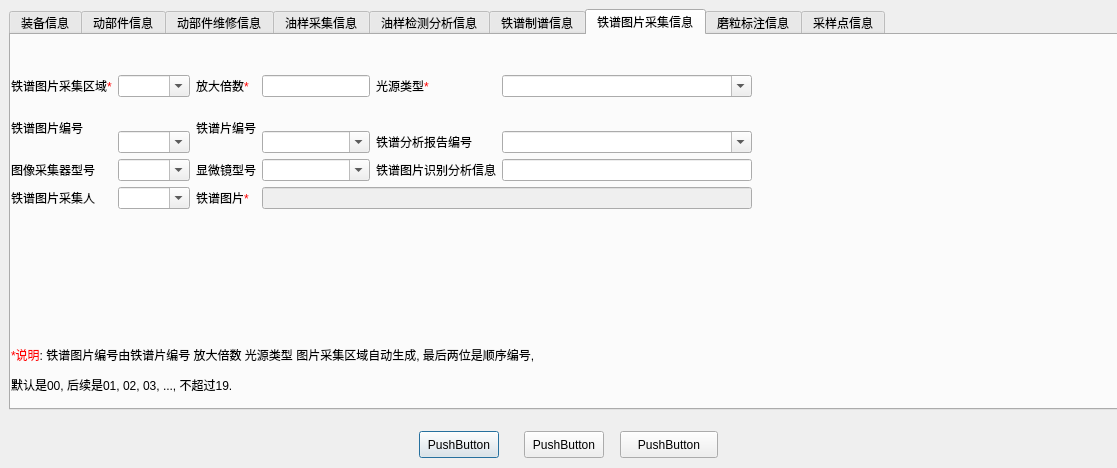
Qt form imageproperties.ui (WooodHead/labelling3) before a commit.
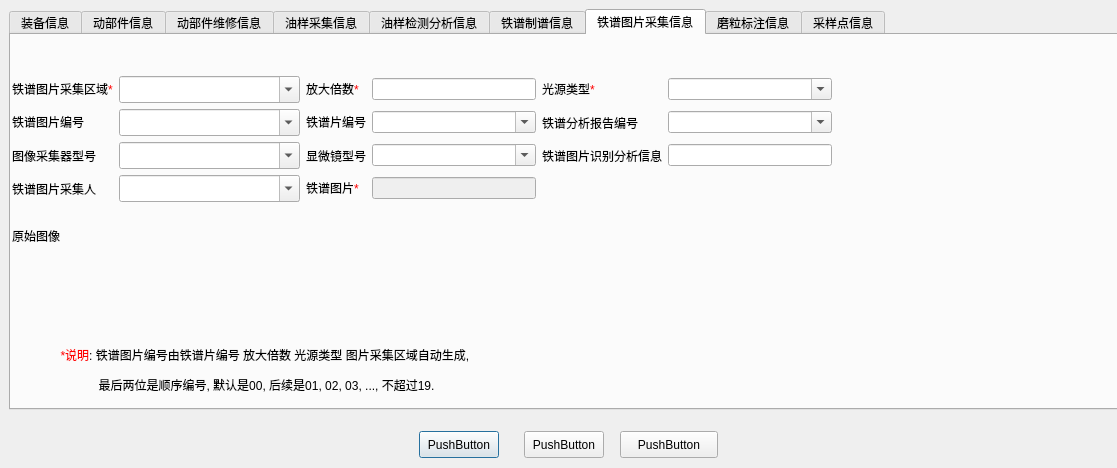
The same form after that commit. The open tabs and pages were chosen to show the change.

The edit to the form file:
```diff
--- a/imageproperties.ui
+++ b/imageproperties.ui
@@ -1178,177 +1178,227 @@
     <attribute name="title">
      <string>铁谱图片采集信息</string>
     </attribute>
-    <widget class="QWidget" name="layoutWidget">
+    <widget class="QLabel" name="label_121">
      <property name="geometry">
       <rect>
        <x>0</x>
-       <y>40</y>
-       <width>741</width>
-       <height>134</height>
+       <y>310</y>
+       <width>511</width>
+       <height>51</height>
+      </rect>
+     </property>
+     <property name="text">
+      <string>&lt;html&gt;&lt;head/&gt;&lt;body&gt;&lt;p align=&quot;center&quot;&gt;&lt;span style=&quot; color:#ff0000;&quot;&gt;*说明&lt;/span&gt;: 铁谱图片编号由铁谱片编号 放大倍数 光源类型 图片采集区域自动生成, &lt;/p&gt;&lt;p align=&quot;center&quot;&gt;最后两位是顺序编号, 默认是00, 后续是01, 02, 03, ..., 不超过19.&lt;/p&gt;&lt;/body&gt;&lt;/html&gt;</string>
+     </property>
+    </widget>
+    <widget class="QWidget" name="">
+     <property name="geometry">
+      <rect>
+       <x>1</x>
+       <y>41</y>
+       <width>820</width>
+       <height>187</height>
       </rect>
      </property>
      <layout class="QGridLayout" name="gridLayout_3">
-      <item row="0" column="0" colspan="2">
+      <item row="0" column="0">
        <widget class="QLabel" name="label_59">
         <property name="text">
          <string>&lt;html&gt;&lt;head/&gt;&lt;body&gt;&lt;p&gt;铁谱图片采集区域&lt;span style=&quot; color:#ff0000;&quot;&gt;*&lt;/span&gt;&lt;/p&gt;&lt;/body&gt;&lt;/html&gt;</string>
         </property>
        </widget>
       </item>
-      <item row="0" column="2">
+      <item row="0" column="1">
        <widget class="QComboBox" name="_comboBoxMentalSampleArea">
+        <property name="minimumSize">
+         <size>
+          <width>181</width>
+          <height>27</height>
+         </size>
+        </property>
         <property name="editable">
          <bool>true</bool>
         </property>
        </widget>
       </item>
-      <item row="2" column="2">
+      <item row="0" column="2">
+       <widget class="QLabel" name="label_58">
+        <property name="text">
+         <string>&lt;html&gt;&lt;head/&gt;&lt;body&gt;&lt;p&gt;放大倍数&lt;span style=&quot; color:#ff0000;&quot;&gt;*&lt;/span&gt;&lt;/p&gt;&lt;/body&gt;&lt;/html&gt;</string>
+        </property>
+       </widget>
+      </item>
+      <item row="0" column="3">
+       <widget class="QLineEdit" name="_editMentalSampleEnlarger"/>
+      </item>
+      <item row="0" column="4">
+       <widget class="QLabel" name="label_57">
+        <property name="text">
+         <string>&lt;html&gt;&lt;head/&gt;&lt;body&gt;&lt;p&gt;光源类型&lt;span style=&quot; color:#ff0000;&quot;&gt;*&lt;/span&gt;&lt;/p&gt;&lt;/body&gt;&lt;/html&gt;</string>
+        </property>
+       </widget>
+      </item>
+      <item row="0" column="5">
+       <widget class="QComboBox" name="_comboBoxMentalSampleLightType">
+        <property name="editable">
+         <bool>true</bool>
+        </property>
+       </widget>
+      </item>
+      <item row="1" column="0">
+       <widget class="QLabel" name="label_52">
+        <property name="text">
+         <string>&lt;html&gt;&lt;head/&gt;&lt;body&gt;&lt;p&gt;铁谱图片编号&lt;/p&gt;&lt;/body&gt;&lt;/html&gt;</string>
+        </property>
+       </widget>
+      </item>
+      <item row="1" column="1">
        <widget class="QComboBox" name="_comboBoxMentalSampleImageID">
+        <property name="minimumSize">
+         <size>
+          <width>181</width>
+          <height>27</height>
+         </size>
+        </property>
         <property name="editable">
          <bool>true</bool>
         </property>
        </widget>
       </item>
-      <item row="3" column="3">
+      <item row="1" column="2">
+       <widget class="QLabel" name="label_53">
+        <property name="text">
+         <string>&lt;html&gt;&lt;head/&gt;&lt;body&gt;&lt;p&gt;铁谱片编号&lt;/p&gt;&lt;/body&gt;&lt;/html&gt;</string>
+        </property>
+       </widget>
+      </item>
+      <item row="1" column="3">
+       <widget class="QComboBox" name="_comboBoxMentalSampleID">
+        <property name="editable">
+         <bool>true</bool>
+        </property>
+       </widget>
+      </item>
+      <item row="1" column="4">
+       <widget class="QLabel" name="label_54">
+        <property name="text">
+         <string>铁谱分析报告编号</string>
+        </property>
+       </widget>
+      </item>
+      <item row="1" column="5">
+       <widget class="QComboBox" name="_comboBoxMentalSampleReportID">
+        <property name="editable">
+         <bool>true</bool>
+        </property>
+       </widget>
+      </item>
+      <item row="2" column="0">
+       <widget class="QLabel" name="label_56">
+        <property name="text">
+         <string>图像采集器型号</string>
+        </property>
+       </widget>
+      </item>
+      <item row="2" column="1">
+       <widget class="QComboBox" name="_comboBoxMentalSampleSamplerType">
+        <property name="minimumSize">
+         <size>
+          <width>181</width>
+          <height>27</height>
+         </size>
+        </property>
+        <property name="editable">
+         <bool>true</bool>
+        </property>
+       </widget>
+      </item>
+      <item row="2" column="2">
        <widget class="QLabel" name="label_55">
         <property name="text">
          <string>显微镜型号</string>
         </property>
        </widget>
       </item>
-      <item row="3" column="7" colspan="2">
+      <item row="2" column="3">
+       <widget class="QComboBox" name="_comboBoxMentalSampleMicroType">
+        <property name="editable">
+         <bool>true</bool>
+        </property>
+       </widget>
+      </item>
+      <item row="2" column="4">
        <widget class="QLabel" name="label_62">
         <property name="text">
          <string>铁谱图片识别分析信息</string>
         </property>
        </widget>
       </item>
-      <item row="3" column="9">
+      <item row="2" column="5">
        <widget class="QLineEdit" name="_editMentalSampleAnalysis"/>
       </item>
-      <item row="4" column="3">
-       <widget class="QLabel" name="label_61">
-        <property name="text">
-         <string>&lt;html&gt;&lt;head/&gt;&lt;body&gt;&lt;p&gt;铁谱图片&lt;span style=&quot; color:#ff0000;&quot;&gt;*&lt;/span&gt;&lt;/p&gt;&lt;/body&gt;&lt;/html&gt;</string>
-        </property>
-       </widget>
-      </item>
-      <item row="1" column="0" rowspan="2" colspan="2">
-       <widget class="QLabel" name="label_52">
-        <property name="text">
-         <string>&lt;html&gt;&lt;head/&gt;&lt;body&gt;&lt;p&gt;铁谱图片编号&lt;/p&gt;&lt;/body&gt;&lt;/html&gt;</string>
-        </property>
-       </widget>
-      </item>
-      <item row="3" column="2">
-       <widget class="QComboBox" name="_comboBoxMentalSampleSamplerType">
-        <property name="editable">
-         <bool>true</bool>
-        </property>
-       </widget>
-      </item>
-      <item row="3" column="0" colspan="2">
-       <widget class="QLabel" name="label_56">
-        <property name="text">
-         <string>图像采集器型号</string>
-        </property>
-       </widget>
-      </item>
-      <item row="4" column="2">
-       <widget class="QComboBox" name="_comboBoxMentalSampleGuy">
-        <property name="editable">
-         <bool>true</bool>
-        </property>
-       </widget>
-      </item>
-      <item row="4" column="0" colspan="2">
+      <item row="3" column="0">
        <widget class="QLabel" name="label_60">
         <property name="text">
          <string>铁谱图片采集人</string>
         </property>
        </widget>
       </item>
-      <item row="0" column="3">
-       <widget class="QLabel" name="label_58">
-        <property name="text">
-         <string>&lt;html&gt;&lt;head/&gt;&lt;body&gt;&lt;p&gt;放大倍数&lt;span style=&quot; color:#ff0000;&quot;&gt;*&lt;/span&gt;&lt;/p&gt;&lt;/body&gt;&lt;/html&gt;</string>
+      <item row="3" column="1">
+       <widget class="QComboBox" name="_comboBoxMentalSampleGuy">
+        <property name="minimumSize">
+         <size>
+          <width>181</width>
+          <height>27</height>
+         </size>
         </property>
-       </widget>
-      </item>
-      <item row="1" column="3" rowspan="2">
-       <widget class="QLabel" name="label_53">
-        <property name="text">
-         <string>&lt;html&gt;&lt;head/&gt;&lt;body&gt;&lt;p&gt;铁谱片编号&lt;/p&gt;&lt;/body&gt;&lt;/html&gt;</string>
-        </property>
-       </widget>
-      </item>
-      <item row="3" column="4" colspan="3">
-       <widget class="QComboBox" name="_comboBoxMentalSampleMicroType">
         <property name="editable">
          <bool>true</bool>
         </property>
        </widget>
       </item>
-      <item row="2" column="4" colspan="3">
-       <widget class="QComboBox" name="_comboBoxMentalSampleID">
-        <property name="editable">
-         <bool>true</bool>
+      <item row="3" column="2">
+       <widget class="QLabel" name="label_61">
+        <property name="text">
+         <string>&lt;html&gt;&lt;head/&gt;&lt;body&gt;&lt;p&gt;铁谱图片&lt;span style=&quot; color:#ff0000;&quot;&gt;*&lt;/span&gt;&lt;/p&gt;&lt;/body&gt;&lt;/html&gt;</string>
         </property>
        </widget>
       </item>
-      <item row="0" column="4" colspan="3">
-       <widget class="QLineEdit" name="_editMentalSampleEnlarger"/>
-      </item>
-      <item row="4" column="4" colspan="6">
+      <item row="3" column="3">
        <widget class="QLineEdit" name="_editMentalSamplePath">
         <property name="enabled">
          <bool>false</bool>
         </property>
        </widget>
       </item>
-      <item row="2" column="9">
-       <widget class="QComboBox" name="_comboBoxMentalSampleReportID">
-        <property name="editable">
-         <bool>true</bool>
+      <item row="4" column="0">
+       <widget class="QLabel" name="label_122">
+        <property name="text">
+         <string>原始图像</string>
         </property>
        </widget>
       </item>
-      <item row="0" column="9">
-       <widget class="QComboBox" name="_comboBoxMentalSampleLightType">
-        <property name="editable">
-         <bool>true</bool>
+      <item row="4" column="1">
+       <widget class="QLabel" name="_labelOriginalImage_2">
+        <property name="sizePolicy">
+         <sizepolicy hsizetype="Preferred" vsizetype="Preferred">
+          <horstretch>0</horstretch>
+          <verstretch>0</verstretch>
+         </sizepolicy>
         </property>
-       </widget>
-      </item>
-      <item row="0" column="7" colspan="2">
-       <widget class="QLabel" name="label_57">
-        <property name="text">
-         <string>&lt;html&gt;&lt;head/&gt;&lt;body&gt;&lt;p&gt;光源类型&lt;span style=&quot; color:#ff0000;&quot;&gt;*&lt;/span&gt;&lt;/p&gt;&lt;/body&gt;&lt;/html&gt;</string>
+        <property name="minimumSize">
+         <size>
+          <width>0</width>
+          <height>53</height>
+         </size>
         </property>
-       </widget>
-      </item>
-      <item row="2" column="7" colspan="2">
-       <widget class="QLabel" name="label_54">
         <property name="text">
-         <string>铁谱分析报告编号</string>
+         <string/>
         </property>
        </widget>
       </item>
      </layout>
     </widget>
-    <widget class="QLabel" name="label_121">
-     <property name="geometry">
-      <rect>
-       <x>0</x>
-       <y>310</y>
-       <width>651</width>
-       <height>51</height>
-      </rect>
-     </property>
-     <property name="text">
-      <string>&lt;html&gt;&lt;head/&gt;&lt;body&gt;&lt;p&gt;&lt;span style=&quot; color:#ff0000;&quot;&gt;*说明&lt;/span&gt;: 铁谱图片编号由铁谱片编号 放大倍数 光源类型 图片采集区域自动生成, 最后两位是顺序编号, &lt;/p&gt;&lt;p&gt;默认是00, 后续是01, 02, 03, ..., 不超过19.&lt;/p&gt;&lt;/body&gt;&lt;/html&gt;</string>
-     </property>
-    </widget>
    </widget>
    <widget class="QWidget" name="tab_9">
     <attribute name="title">
```
Left out of the diff: 96 changed lines with no effect on the pictures.
